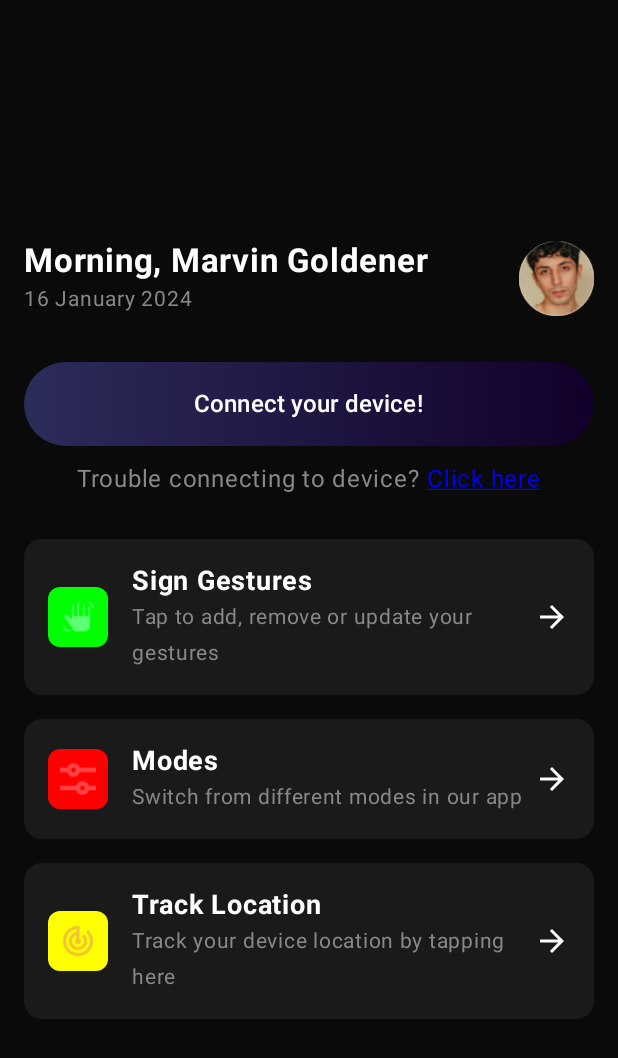
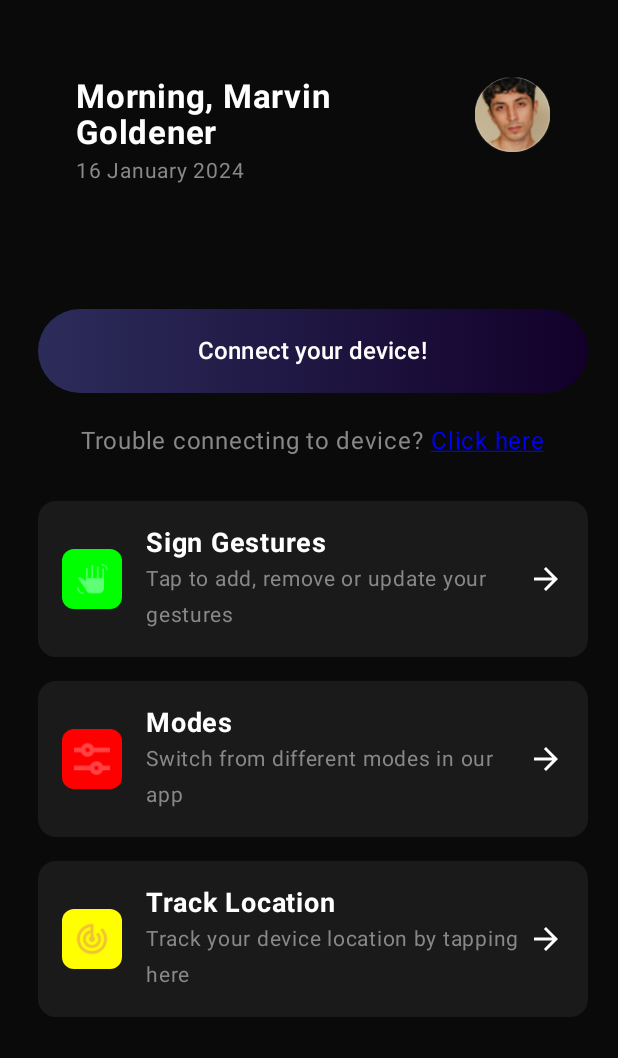
Before and after one commit to tusharmishra069/HasthVaani, an Android app built with Jetpack Compose: the composable DashboardScreen shown on its own in the app's theme, on a phone screen of 412 x 824 dp. Shown: the top 1058 px of the screen. Run offline under Robolectric (Android 15) with nearby library versions, the light colour scheme and no system bars; 1 statement that could not run was skipped.

Commit message:
HasthVani App

```diff
--- a/app/src/main/java/com/anshu/app/talktomyhand/ui/theme/DashboardScreen.kt
+++ b/app/src/main/java/com/anshu/app/talktomyhand/ui/theme/DashboardScreen.kt
@@ -30,23 +30,26 @@ import androidx.navigation.compose.rememberNavController
 import com.anshu.app.talktomyhand.R
 import com.anshu.app.talktomyhand.ui.theme.GestureControlScreen
 
+
 @Composable
 fun DashboardScreen(navController: NavController) {
     Column(
         modifier = Modifier
             .fillMaxSize()
             .background(Color(0xFF0A0A0A))
-            .padding(top = 24.dp, start = 16.dp, end = 16.dp),
+            .padding(top = 50.dp, start = 25.dp, end = 20.dp),
         verticalArrangement = Arrangement.Center,
         horizontalAlignment = Alignment.CenterHorizontally
     ) {
         // Profile Section
         Row(
-            modifier = Modifier.fillMaxWidth(),
+            modifier = Modifier.fillMaxWidth()
+                .padding(top = 1.dp, start = 25.dp, end = 25.dp)
 
         ) {
             Column(
-                modifier = Modifier.weight(1f)
+                modifier = Modifier
+                .weight(1f)
 
 
             ) {
@@ -68,14 +71,14 @@ fun DashboardScreen(navController: NavController) {
             )
         }
 
-        Spacer(modifier = Modifier.height(30.dp))
+        Spacer(modifier = Modifier.height(80.dp))
 
         // Connect Button
         GradientButton(text = "Connect your device!") {
             // Handle Bluetooth connection logic
         }
 
-        Spacer(modifier = Modifier.height(10.dp))
+        Spacer(modifier = Modifier.height(20.dp))
 
         // Help Text
         Row(modifier = Modifier.fillMaxWidth(), horizontalArrangement = Arrangement.Center) {
@@ -102,6 +105,8 @@ fun DashboardScreen(navController: NavController) {
         FeatureCard("Track Location", "Track your device location by tapping here", R.drawable.track, Color.Yellow) {
             navController.navigate("track_location")
         }
+        Spacer(modifier = Modifier.height(150.dp))
+
     }
 }
 
@@ -166,17 +171,7 @@ fun GradientButton(text: String, onClick: () -> Unit) {
     }
 }
 
-@Composable
-fun MainScreen(navController: NavHostController) {
-    val navController = rememberNavController()
 
-    NavHost(navController = navController, startDestination = "dashboard") {
-        composable("dashboard") { DashboardScreen(navController) }
-        composable("GestureControlScreen") { GestureControlScreen(navController) }
-        composable("Modes") { ModesScreen(navController) }
-        composable("track_location") { TrackLocationScreen(navController) }
-    }
-}
 
 // Example Placeholder Screens
 @Composable
--- a/app/src/main/java/com/anshu/app/talktomyhand/ui/theme/modes.kt
+++ b/app/src/main/java/com/anshu/app/talktomyhand/ui/theme/modes.kt
@@ -1,3 +1,5 @@
+@file:Suppress("UNUSED_EXPRESSION")
+
 package com.anshu.app.talktomyhand.ui.theme
 import androidx.compose.foundation.Image
 import androidx.compose.foundation.background
@@ -40,14 +42,14 @@ fun Modes(onBackClick: NavHostController) {
                 tint = Color.White,
                 modifier = Modifier
                     .size(24.dp)
-                    .clickable { onBackClick() }
+                    .clickable { onBackClick }
             )
             Spacer(modifier = Modifier.width(8.dp))
             Text(
                 text = "Back",
                 fontSize = 16.sp,
                 color = Color.White,
-                modifier = Modifier.clickable { onBackClick() }
+                modifier = Modifier.clickable { onBackClick }
             )
             Spacer(modifier = Modifier.weight(1f))
             Text(
```
Also changed, not shown: app/src/main/java/com/anshu/app/talktomyhand/MainActivity.kt (+5 -2 lines).
